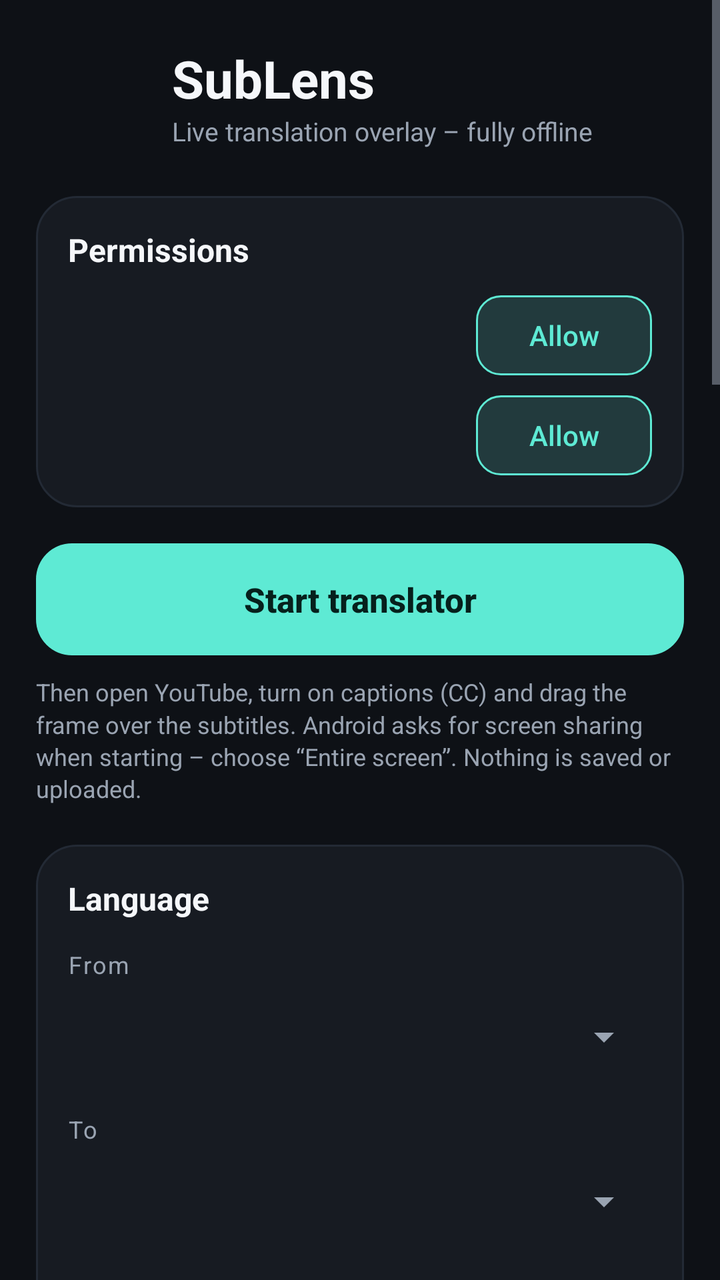
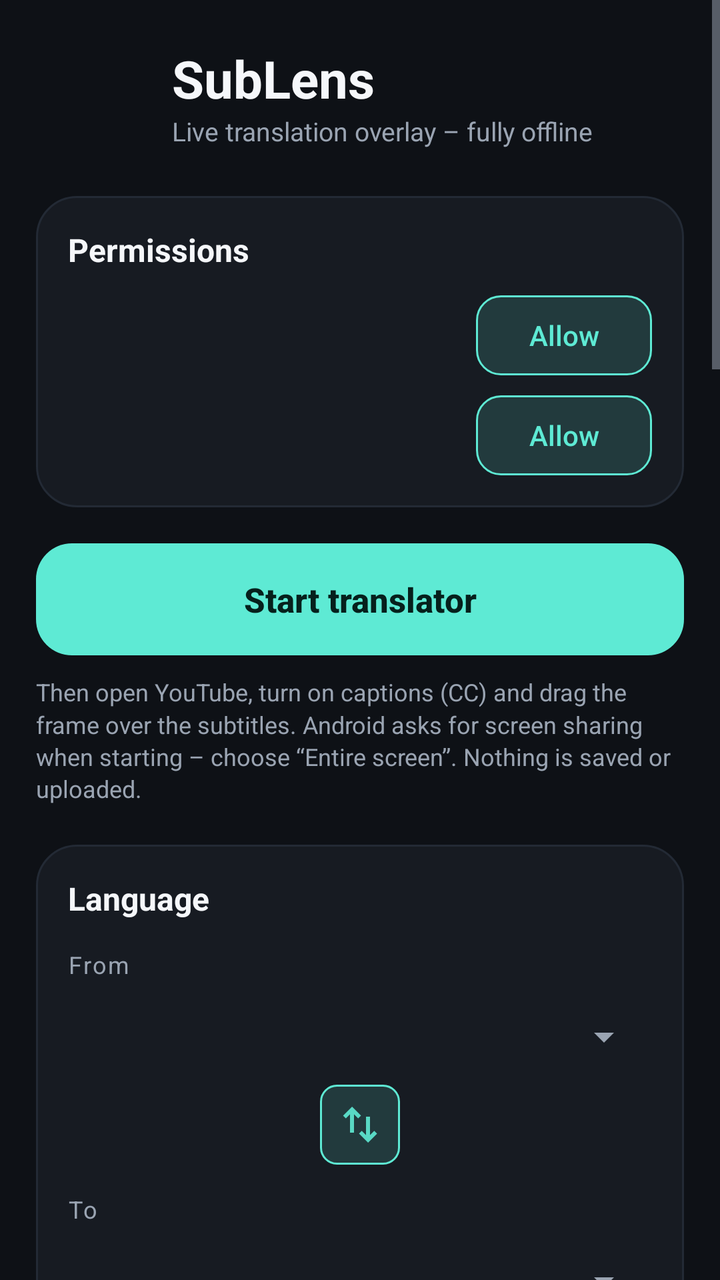

The first picture is an Android layout as it rendered before a commit; the second is the same layout after the commit. The layout source and the unified diff follow.
<!-- AndroidManifest.xml: application theme Theme.SubLens -->
<!-- res/layout/activity_main.xml -->
<?xml version="1.0" encoding="utf-8"?>
<ScrollView xmlns:android="http://schemas.android.com/apk/res/android"
    android:id="@+id/scroll"
    android:layout_width="match_parent"
    android:layout_height="match_parent"
    android:background="@color/bg"
    android:fillViewport="true"
    android:fitsSystemWindows="true">

    <LinearLayout
        android:layout_width="match_parent"
        android:layout_height="wrap_content"
        android:orientation="vertical"
        android:paddingStart="18dp"
        android:paddingTop="20dp"
        android:paddingEnd="18dp"
        android:paddingBottom="28dp">

        
        <LinearLayout
            android:layout_width="match_parent"
            android:layout_height="wrap_content"
            android:gravity="center_vertical"
            android:orientation="horizontal">

            <ImageView
                android:layout_width="56dp"
                android:layout_height="56dp"
                android:importantForAccessibility="no"
                android:src="@mipmap/ic_launcher" />

            <LinearLayout
                android:layout_width="0dp"
                android:layout_height="wrap_content"
                android:layout_marginStart="12dp"
                android:layout_weight="1"
                android:orientation="vertical">

                <TextView
                    android:layout_width="wrap_content"
                    android:layout_height="wrap_content"
                    android:text="@string/app_name"
                    android:textColor="@color/text_main"
                    android:textSize="26sp"
                    android:textStyle="bold" />

                <TextView
                    android:layout_width="wrap_content"
                    android:layout_height="wrap_content"
                    android:text="@string/app_tagline"
                    android:textColor="@color/text_dim"
                    android:textSize="13sp" />
            </LinearLayout>
        </LinearLayout>

        
        <LinearLayout style="@style/SubLens.Card"
            android:layout_marginTop="22dp">

            <TextView
                style="@style/SubLens.CardTitle"
                android:text="@string/section_permissions" />

            <LinearLayout
                android:layout_width="match_parent"
                android:layout_height="wrap_content"
                android:layout_marginTop="12dp"
                android:gravity="center_vertical"
                android:orientation="horizontal">

                <TextView
                    android:id="@+id/perm_overlay_status"
                    android:layout_width="0dp"
                    android:layout_height="wrap_content"
                    android:layout_weight="1"
                    android:textColor="@color/text_main"
                    android:textSize="15sp" />

                <Button
                    android:id="@+id/btn_overlay"
                    style="@style/SubLens.ButtonSmall"
                    android:text="@string/perm_grant" />
            </LinearLayout>

            <LinearLayout
                android:id="@+id/row_notif"
                android:layout_width="match_parent"
                android:layout_height="wrap_content"
                android:layout_marginTop="10dp"
                android:gravity="center_vertical"
                android:orientation="horizontal">

                <TextView
                    android:id="@+id/perm_notif_status"
                    android:layout_width="0dp"
                    android:layout_height="wrap_content"
                    android:layout_weight="1"
                    android:textColor="@color/text_main"
                    android:textSize="15sp" />

                <Button
                    android:id="@+id/btn_notif"
                    style="@style/SubLens.ButtonSmall"
                    android:text="@string/perm_grant" />
            </LinearLayout>
        </LinearLayout>

        
        <Button
            android:id="@+id/btn_start"
            style="@style/SubLens.ButtonPrimary"
            android:layout_marginTop="18dp"
            android:text="@string/start" />

        <TextView
            style="@style/SubLens.Note"
            android:text="@string/start_hint" />

        
        <LinearLayout style="@style/SubLens.Card"
            android:layout_marginTop="20dp">

            <TextView
                style="@style/SubLens.CardTitle"
                android:text="@string/section_language" />

            <TextView
                style="@style/SubLens.Caption"
                android:text="@string/label_from" />

            <Spinner
                android:id="@+id/spinner_source"
                android:layout_width="match_parent"
                android:layout_height="48dp" />

            <TextView
                style="@style/SubLens.Caption"
                android:text="@string/label_to" />

            <Spinner
                android:id="@+id/spinner_target"
                android:layout_width="match_parent"
                android:layout_height="48dp" />

            <LinearLayout
                android:id="@+id/row_script"
                android:layout_width="match_parent"
                android:layout_height="wrap_content"
                android:orientation="vertical">

                <TextView
                    style="@style/SubLens.Caption"
                    android:text="@string/label_script" />

                <Spinner
                    android:id="@+id/spinner_script"
                    android:layout_width="match_parent"
                    android:layout_height="48dp" />
            </LinearLayout>

            <TextView
                style="@style/SubLens.Note"
                android:text="@string/language_note" />
        </LinearLayout>

        
        <LinearLayout style="@style/SubLens.Card">

            <TextView
                style="@style/SubLens.CardTitle"
                android:text="@string/section_display" />

            <TextView
                style="@style/SubLens.Caption"
                android:text="@string/label_mode" />

            <RadioGroup
                android:id="@+id/radio_mode"
                android:layout_width="match_parent"
                android:layout_height="wrap_content"
                android:orientation="vertical">

                <RadioButton
                    android:id="@+id/radio_lens"
                    android:layout_width="match_parent"
                    android:layout_height="wrap_content"
                    android:minHeight="44dp"
                    android:text="@string/mode_lens_long"
                    android:textColor="@color/text_main" />

                <RadioButton
                    android:id="@+id/radio_bar"
                    android:layout_width="match_parent"
                    android:layout_height="wrap_content"
                    android:minHeight="44dp"
                    android:text="@string/mode_bar_long"
                    android:textColor="@color/text_main" />
            </RadioGroup>

            <TextView
                android:id="@+id/label_bar_pos"
                style="@style/SubLens.Caption"
                android:text="@string/label_bar" />

            <RadioGroup
                android:id="@+id/radio_bar_pos"
                android:layout_width="match_parent"
                android:layout_height="wrap_content"
                android:orientation="vertical">

                <RadioButton
                    android:id="@+id/radio_above"
                    android:layout_width="match_parent"
                    android:layout_height="44dp"
                    android:text="@string/bar_above"
                    android:textColor="@color/text_main" />

                <RadioButton
                    android:id="@+id/radio_below"
                    android:layout_width="match_parent"
                    android:layout_height="44dp"
                    android:text="@string/bar_below"
                    android:textColor="@color/text_main" />
            </RadioGroup>

            <TextView
                android:id="@+id/label_text_size"
                style="@style/SubLens.Caption" />

            <SeekBar
                android:id="@+id/seek_text_size"
                android:layout_width="match_parent"
                android:layout_height="36dp" />

            <Switch
                android:id="@+id/switch_original"
                android:layout_width="match_parent"
                android:layout_height="48dp"
                android:layout_marginTop="8dp"
                android:text="@string/show_original"
                android:textColor="@color/text_main"
                android:textSize="15sp" />
        </LinearLayout>

        
        <LinearLayout style="@style/SubLens.Card">

            <TextView
                style="@style/SubLens.CardTitle"
                android:text="@string/section_reply" />

            <Switch
                android:id="@+id/switch_composer"
                android:layout_width="match_parent"
                android:layout_height="48dp"
                android:layout_marginTop="6dp"
                android:text="@string/composer_switch"
                android:textColor="@color/text_main"
                android:textSize="15sp" />

            <TextView
                style="@style/SubLens.Caption"
                android:text="@string/label_reply" />

            <Spinner
                android:id="@+id/spinner_reply"
                android:layout_width="match_parent"
                android:layout_height="48dp" />

            <TextView
                style="@style/SubLens.Note"
                android:text="@string/reply_note" />
        </LinearLayout>

        
        <LinearLayout style="@style/SubLens.Card">

            <TextView
                style="@style/SubLens.CardTitle"
                android:text="@string/section_speed" />

            <RadioGroup
                android:id="@+id/radio_speed"
                android:layout_width="match_parent"
                android:layout_height="wrap_content"
                android:layout_marginTop="6dp"
                android:orientation="vertical">

                <RadioButton
                    android:id="@+id/radio_fast"
                    android:layout_width="match_parent"
                    android:layout_height="44dp"
                    android:text="@string/speed_fast"
                    android:textColor="@color/text_main" />

                <RadioButton
                    android:id="@+id/radio_normal"
                    android:layout_width="match_parent"
                    android:layout_height="44dp"
                    android:text="@string/speed_normal"
                    android:textColor="@color/text_main" />

                <RadioButton
                    android:id="@+id/radio_saver"
                    android:layout_width="match_parent"
                    android:layout_height="44dp"
                    android:text="@string/speed_saver"
                    android:textColor="@color/text_main" />
            </RadioGroup>
        </LinearLayout>

        
        <LinearLayout style="@style/SubLens.Card">

            <TextView
                style="@style/SubLens.CardTitle"
                android:text="@string/section_models" />

            <TextView
                style="@style/SubLens.Note"
                android:layout_marginTop="6dp"
                android:text="@string/models_hint" />

            <Switch
                android:id="@+id/switch_wifi"
                android:layout_width="match_parent"
                android:layout_height="48dp"
                android:layout_marginTop="6dp"
                android:text="@string/wifi_only"
                android:textColor="@color/text_main"
                android:textSize="15sp" />

            <LinearLayout
                android:id="@+id/models_list"
                android:layout_width="match_parent"
                android:layout_height="wrap_content"
                android:layout_marginTop="6dp"
                android:orientation="vertical" />

            
            <TextView
                style="@style/SubLens.Caption"
                android:layout_marginTop="12dp"
                android:text="@string/models_pick" />

            <LinearLayout
                android:layout_width="match_parent"
                android:layout_height="wrap_content"
                android:gravity="center_vertical"
                android:orientation="horizontal">

                <Spinner
                    android:id="@+id/spinner_model"
                    android:layout_width="0dp"
                    android:layout_height="48dp"
                    android:layout_weight="1" />

                <Button
                    android:id="@+id/btn_download_model"
                    style="@style/SubLens.ButtonSmall"
                    android:layout_marginStart="8dp"
                    android:text="@string/models_download" />
            </LinearLayout>
        </LinearLayout>

        <TextView
            style="@style/SubLens.Note"
            android:layout_marginTop="20dp"
            android:gravity="center_horizontal"
            android:text="@string/footer" />

        
        <Button
            android:id="@+id/btn_update"
            style="@style/SubLens.ButtonPrimary"
            android:layout_height="wrap_content"
            android:layout_marginTop="18dp"
            android:background="@drawable/bg_button_outline"
            android:minHeight="56dp"
            android:paddingStart="16dp"
            android:paddingTop="10dp"
            android:paddingEnd="16dp"
            android:paddingBottom="10dp"
            android:text="@string/update_check"
            android:textColor="@color/accent" />

        <TextView
            android:id="@+id/version_line"
            style="@style/SubLens.Note"
            android:layout_marginTop="8dp"
            android:gravity="center_horizontal" />
    </LinearLayout>
</ScrollView>
<!-- resources referenced by this layout -->
<resources>
  <color name="accent">#FF5EEAD4</color>
  <color name="bg">#FF0E1116</color>
  <color name="text_dim">#FF9AA4B2</color>
  <color name="text_main">#FFF5F7FA</color>
  <string name="app_name" translatable="false">SubLens</string>
  <string name="app_tagline">Live translation overlay – fully offline</string>
  <string name="bar_above">Above the frame</string>
  <string name="bar_below">Below the frame</string>
  <string name="composer_switch">Show reply line below the lens</string>
  <string name="footer">Text recognition and translation run directly on your phone. No server, no account.</string>
  <string name="label_bar">Bar position</string>
  <string name="label_from">From</string>
  <string name="label_mode">Show translation</string>
  <string name="label_reply">Translate reply to</string>
  <string name="label_script">Script for automatic detection</string>
  <string name="label_to">To</string>
  <string name="language_note">Text recognition reads Latin, Chinese, Japanese, Korean and Devanagari script. Cyrillic, Arabic, Greek, Hebrew and Thai can only be target languages.</string>
  <string name="mode_bar_long">In the bar next to the lens – no flashing</string>
  <string name="mode_lens_long">Directly in the lens – over the original text (flashes briefly while reading)</string>
  <string name="models_download">Download</string>
  <string name="models_hint">Each language pack is downloaded once (about 30 MB) and then works offline.</string>
  <string name="models_pick">Download a language pack</string>
  <string name="perm_grant">Allow</string>
  <string name="reply_note">You write in your language (“To” above). SubLens translates into the chat\'s language and puts the text on the clipboard – then just paste it into Telegram, WeChat &amp; co.</string>
  <string name="section_display">Display</string>
  <string name="section_language">Language</string>
  <string name="section_models">Language packs</string>
  <string name="section_permissions">Permissions</string>
  <string name="section_reply">Reply line</string>
  <string name="section_speed">Refresh</string>
  <string name="show_original">Also show original text</string>
  <string name="speed_fast">Fast (0.3 s)</string>
  <string name="speed_normal">Normal (0.5 s)</string>
  <string name="speed_saver">Battery saver (1 s)</string>
  <string name="start">Start translator</string>
  <string name="start_hint">Then open YouTube, turn on captions (CC) and drag the frame over the subtitles. Android asks for screen sharing when starting – choose “Entire screen”. Nothing is saved or uploaded.</string>
  <string name="update_check">Check for updates</string>
  <string name="wifi_only">Download over Wi-Fi only</string>
  <color name="accent_soft">#265EEAD4</color>
  <color name="launcher_bg">#FF111827</color>
  <color name="on_accent">#FF06201C</color>
  <color name="card">#FF171B22</color>
  <color name="card_stroke">#FF232A35</color>
  <!-- unchanged entries left out for length: 12 -->
</resources>

<!-- the commit's change to res/layout/activity_main.xml (unified diff, before → after) -->
@@ -133,6 +133,18 @@
                 android:layout_width="match_parent"
                 android:layout_height="48dp" />
 
+            <ImageButton
+                android:id="@+id/btn_swap_langs"
+                android:layout_width="40dp"
+                android:layout_height="40dp"
+                android:layout_gravity="center_horizontal"
+                android:background="@drawable/bg_chip"
+                android:contentDescription="@string/cd_swap_langs"
+                android:padding="8dp"
+                android:scaleType="fitCenter"
+                android:src="@drawable/ic_swap"
+                android:tint="@color/accent" />
+
             <TextView
                 style="@style/SubLens.Caption"
                 android:text="@string/label_to" />
@@ -169,6 +181,24 @@
             <TextView
                 style="@style/SubLens.CardTitle"
                 android:text="@string/section_display" />
+
+            <TextView
+                style="@style/SubLens.Caption"
+                android:text="@string/label_lens_color" />
+
+            <HorizontalScrollView
+                android:layout_width="match_parent"
+                android:layout_height="wrap_content"
+                android:scrollbars="none">
+
+                <LinearLayout
+                    android:id="@+id/row_lens_color"
+                    android:layout_width="wrap_content"
+                    android:layout_height="wrap_content"
+                    android:orientation="horizontal"
+                    android:paddingTop="4dp"
+                    android:paddingBottom="8dp" />
+            </HorizontalScrollView>
 
             <TextView
                 style="@style/SubLens.Caption"
<!-- resource entries referenced after the edit -->
@@ -4,14 +4,35 @@
   <color name="bg">#FF0E1116</color>
   <color name="text_dim">#FF9AA4B2</color>
   <color name="text_main">#FFF5F7FA</color>
+  <!-- drawable bg_chip (drawable) -->
+  <?xml version="1.0" encoding="utf-8"?>
+  <shape xmlns:android="http://schemas.android.com/apk/res/android" android:shape="rectangle">
+      <corners android:radius="8dp" />
+      <solid android:color="@color/accent_soft" />
+      <stroke android:width="1dp" android:color="@color/accent" />
+  </shape>
+  <!-- drawable ic_swap (drawable) -->
+  <?xml version="1.0" encoding="utf-8"?>
+  <vector xmlns:android="http://schemas.android.com/apk/res/android"
+      android:width="24dp"
+      android:height="24dp"
+      android:viewportWidth="24"
+      android:viewportHeight="24">
+      
+      <path
+          android:fillColor="#E6FFFFFF"
+          android:pathData="M8,3L3.5,7.5L4.9,8.9L7,6.8L7,16L9,16L9,6.8L11.1,8.9L12.5,7.5ZM15,8L15,17.2L12.9,15.1L11.5,16.5L16,21L20.5,16.5L19.1,15.1L17,17.2L17,8Z" />
+  </vector>
   <string name="app_name" translatable="false">SubLens</string>
   <string name="app_tagline">Live translation overlay – fully offline</string>
   <string name="bar_above">Above the frame</string>
   <string name="bar_below">Below the frame</string>
+  <string name="cd_swap_langs">Swap languages</string>
   <string name="composer_switch">Show reply line below the lens</string>
   <string name="footer">Text recognition and translation run directly on your phone. No server, no account.</string>
   <string name="label_bar">Bar position</string>
   <string name="label_from">From</string>
+  <string name="label_lens_color">Lens colour</string>
   <string name="label_mode">Show translation</string>
   <string name="label_reply">Translate reply to</string>
   <string name="label_script">Script for automatic detection</string>
